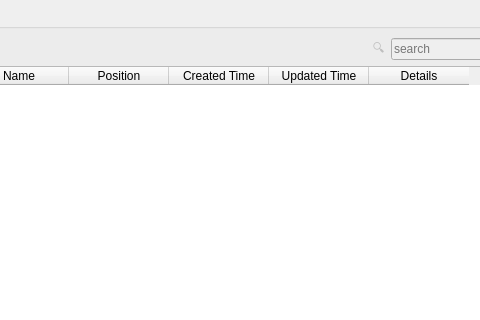
Before: the Qt Designer form ui/medicine.ui in thanhtranarch/HUST_PROJECT-I, drawn with Qt 5; both pictures show x 171 to 651 and y 0 to 320 of the 942 by 600 pixel window.
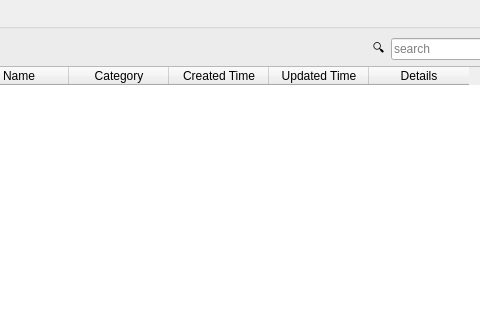
After: the same form once the commit is applied.

The edit to the form file:
```diff
--- a/ui/medicine.ui
+++ b/ui/medicine.ui
@@ -48,9 +48,9 @@
       </property>
       <layout class="QGridLayout" name="gridLayout_2">
        <item row="1" column="4">
-        <widget class="QLineEdit" name="lineEdit">
+        <widget class="QLineEdit" name="search_input">
          <property name="enabled">
-          <bool>false</bool>
+          <bool>true</bool>
          </property>
          <property name="placeholderText">
           <string>search</string>
@@ -73,7 +73,7 @@
        <item row="1" column="3">
         <widget class="QLabel" name="label">
          <property name="enabled">
-          <bool>false</bool>
+          <bool>true</bool>
          </property>
          <property name="text">
           <string>🔍</string>
@@ -110,7 +110,7 @@
          </column>
          <column>
           <property name="text">
-           <string>Position</string>
+           <string>Category</string>
           </property>
          </column>
          <column>
```
